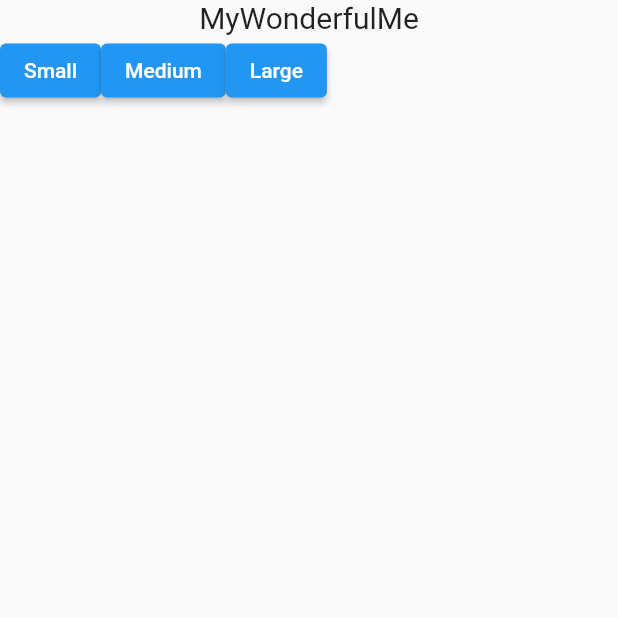
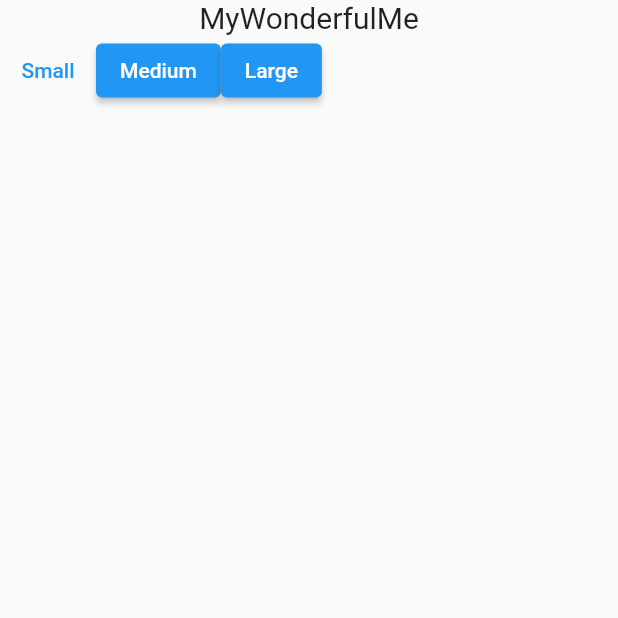
Before and after one commit to suragch/class_example_app, a Flutter app: the screen it shows after launch, on a phone screen of 412 x 824 dp, the top half of it. Run offline on Flutter 3.47's test engine with Material 2 defaults, Android fonts, the light colour scheme and no system bars.

Commit message:
newest changes

```diff
--- a/lib/main.dart
+++ b/lib/main.dart
@@ -36,7 +36,7 @@ class BodyWidget extends StatelessWidget {
         ),
         Row(
           children: [
-            ElevatedButton(
+            TextButton(
               onPressed: () {},
               child: Text('Small'),
             ),
```
